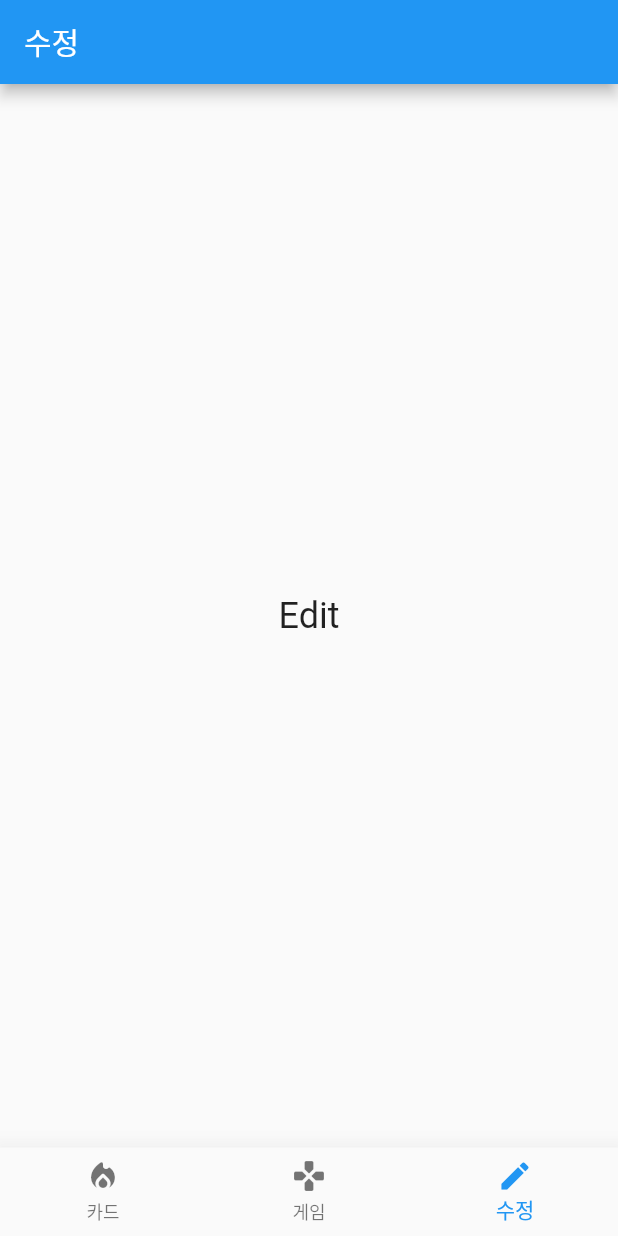
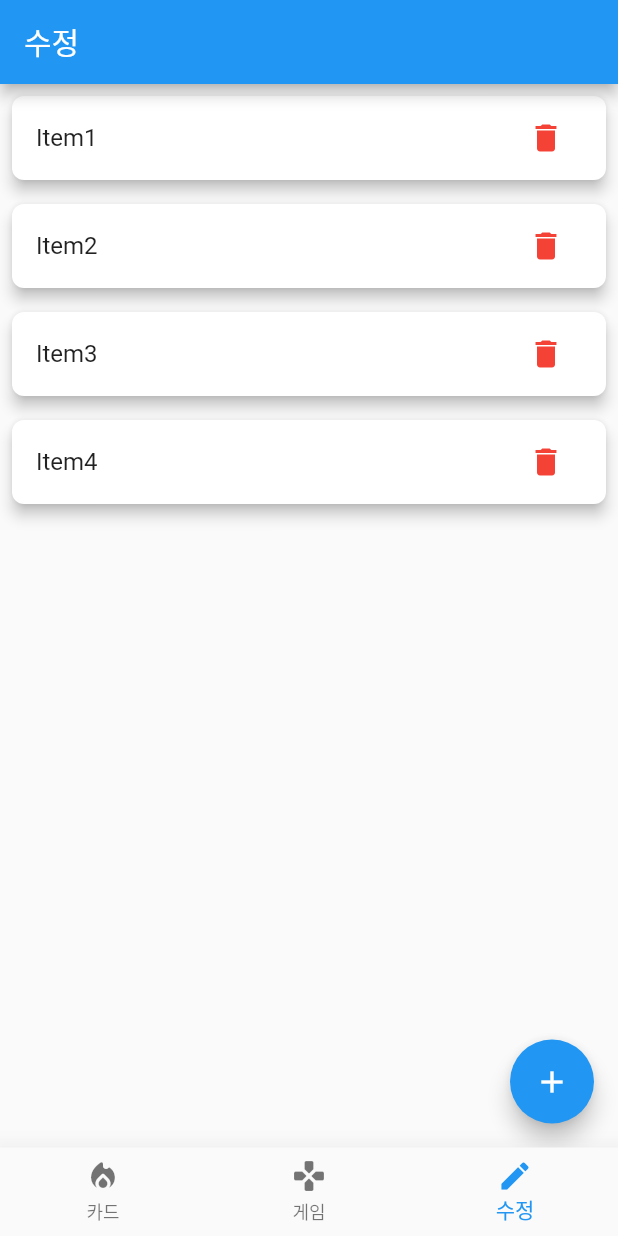
Before and after one commit to fc9d/word_card, a Flutter app: the screen it shows after launch, item 3 of the bottom bar chosen, on a phone screen of 412 x 824 dp. Run offline on Flutter 3.47's test engine with Material 2 defaults, Android fonts, the phone set to English and light mode, and no system bars.

Commit message:
일단 수정하기 리스트 와꾸잡고 사무실가서 작업하기

```diff
--- a/lib/screens/edit_screen.dart
+++ b/lib/screens/edit_screen.dart
@@ -8,13 +8,71 @@ class EditScreen extends StatefulWidget {
 }
 
 class _EditScreenState extends State<EditScreen> {
+  List testList = [];
+  String input = '';
+
+  void initState() {
+    super.initState();
+    testList.add("Item1");
+    testList.add("Item2");
+    testList.add("Item3");
+    testList.add("Item4");
+  }
+
   @override
   Widget build(BuildContext context) {
-    return const Center(
-      child: Text('Edit',
-          style: TextStyle(
-            fontSize: 24,
-          )),
+    return Scaffold(
+      floatingActionButton: FloatingActionButton(
+        onPressed: () {
+          showDialog(
+              context: context,
+              builder: (BuildContext context) {
+                return AlertDialog(
+                    title: Text("Add Todolist"),
+                    content: TextField(
+                      onChanged: (String value) {
+                        input = value;
+                      },
+                    ),
+                    actions: <Widget>[
+                      TextButton(
+                          onPressed: () {
+                            setState(() {
+                              testList.add(input);
+                            });
+                            Navigator.of(context).pop(); // input 입력 후 창 닫히도록
+                          },
+                          child: Text("Add"))
+                    ]);
+              });
+        },
+        child: Icon(
+          Icons.add,
+          color: Colors.white,
+        ),
+      ),
+      body: ListView.builder(
+          itemCount: testList.length,
+          itemBuilder: (BuildContext context, int index) {
+            return Dismissible(
+                // 삭제 버튼 및 기능 추가
+                key: Key(testList[index]),
+                child: Card(
+                    elevation: 4,
+                    margin: EdgeInsets.all(8),
+                    shape: RoundedRectangleBorder(
+                        borderRadius: BorderRadius.circular(8)),
+                    child: ListTile(
+                      title: Text(testList[index]),
+                      trailing: IconButton(
+                          icon: Icon(Icons.delete, color: Colors.red),
+                          onPressed: () {
+                            setState(() {
+                              testList.removeAt(index);
+                            });
+                          }),
+                    )));
+          }),
     );
   }
 }
```
